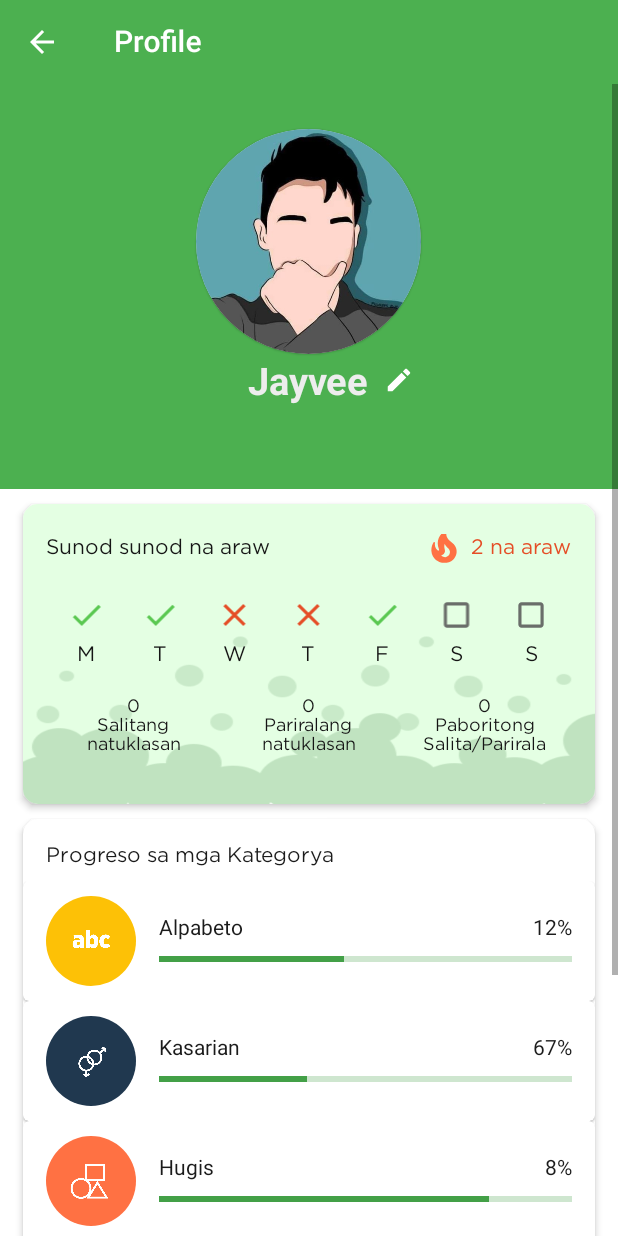
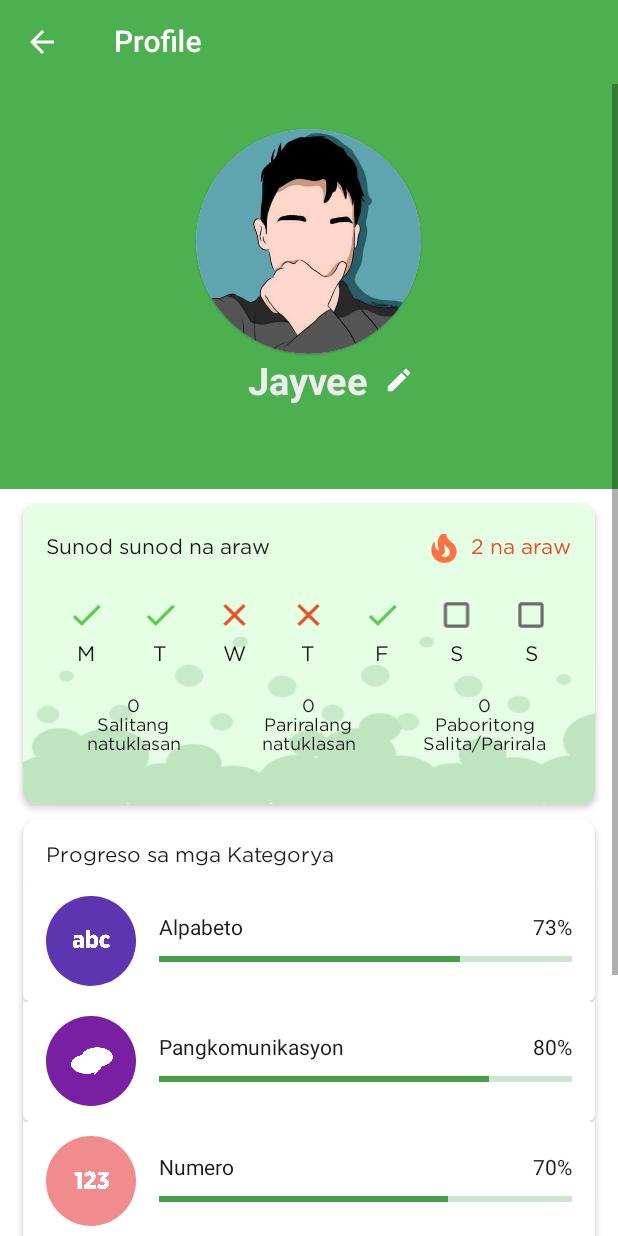
Before and after one commit to Jayveeeee24/iSpeak-Signs, an Android app: the screen it shows after launch (MainActivity), after a tap on "Profile", on a phone screen of 412 x 824 dp. Run offline under Robolectric (Android 15) with nearby library versions, the phone set to English and light mode, and no system bars; our stand-ins replace navigation-ui.

Commit message:
v1.1r3 4/1

```diff
--- /dev/null
+++ b/app/src/main/java/com/artemis/ispeaksigns/DBHelper.java
@@ -0,0 +1,95 @@
+package com.artemis.ispeaksigns;
+
+import android.content.ContentValues;
+import android.content.Context;
+import android.database.Cursor;
+import android.database.sqlite.SQLiteDatabase;
+import android.database.sqlite.SQLiteOpenHelper;
+import android.util.Log;
+
+import java.util.ArrayList;
+
+public class DBHelper extends SQLiteOpenHelper {
+
+    public static final String DATABASE_NAME = "iSpeakDB";
+
+    public DBHelper(Context context) {
+        super(context, DATABASE_NAME, null, 1);
+    }
+
+    @Override
+    public void onCreate(SQLiteDatabase DB) {
+        DB.execSQL("create Table IF NOT EXISTS CategoryTable(categoryName TEXT primary key, categoryColor TEXT, categoryTotalItems TEXT, categoryType TEXT, imageURL TEXT, categoryProgress INTEGER)");
+        String[] bgColors = new String[]{
+                        "outrageous_orange", "auburn", "bright_navy_blue", "jungle_green", "plump_purple",
+                        "tulip", "japanese_indigo", "silver_lake_blue", "pink", "blue_cola",
+                        "golden_puppy", "cornflower_blue", "flame", "apple", "may_green"};
+        int[] itemCount = new int[]{7, 12, 7, 7, 26, 10, 7, 5, 7,
+                                     6, 11, 8, 6, 4, 6};
+        String[] categoryName = new String[]{
+                        "Araw ng Linggo", "Buwan", "Lugar", "Emosyon", "Alpabeto",
+                        "Numero", "Hayop", "Hugis", "Kulay", "Prutas",
+                        "Gulay", "Parte ng Katawan", "Sasakyan", "Kasarian", "Miyembro ng Pamilya"  };
+        String categorytype = "Salita";
+        String[] imageURL = new String[]{
+                "ic_araw_ng_linggo", "ic_buwan", "ic_lugar", "ic_emosyon", "ic_alpabeto",
+                "ic_numero", "ic_hayop", "ic_hugis", "ic_kulay", "ic_prutas",
+                "ic_gulay", "ic_parte_ng_katawan", "ic_sasakyan", "ic_kasarian", "ic_miyembro_ng_pamilya"
+        };
+        int[] progress = new int[]{3, 5, 7, 7, 19, 7, 3, 1, 0, 4, 5, 7, 3, 4, 1};
+
+        for (int i = 0; i<categoryName.length; i++){
+            ContentValues values = new ContentValues();
+            values.put("categoryName", categoryName[i]);
+            values.put("categoryColor", bgColors[i]);
+            values.put("categoryTotalItems", itemCount[i]);
+            values.put("categoryType", categorytype);
+            values.put("imageURL", imageURL[i]);
+            values.put("categoryProgress", progress[i]);
+            DB.insert("CategoryTable", null, values);
+        }
+        String[] bgVideoColors = new String[]{"veronese_green", "violet_blue", "grape"};
+        int[] itemVideoCount = new int[]{6, 7, 10};
+        String[] categoryVideoName = new String[]{"Pagbati", "Pang-Emergency", "Pangkomunikasyon"};
+        String[] imageVideoURL = new String[]{
+          "ic_pagbati", "ic_pang_emergency", "ic_pangkomunikasyon"
+        };
+        int[] categoryVideoProgress = new int[]{3, 4, 8};
+        String categoryVideotype = "Parirala";
+
+        for (int i = 0; i<categoryVideoName.length; i++){
+            ContentValues values = new ContentValues();
+            values.put("categoryName", categoryVideoName[i]);
+            values.put("categoryColor", bgVideoColors[i]);
+            values.put("categoryTotalItems", itemVideoCount[i]);
+            values.put("categoryType", categoryVideotype);
+            values.put("imageURL", imageVideoURL[i]);
+            values.put("categoryProgress", categoryVideoProgress[i]);
+            DB.insert("CategoryTable", null, values);
+        }
+
+
+    }
+
+    @Override
+    public void onUpgrade(SQLiteDatabase DB, int i, int i1) {
+        DB.execSQL("drop Table if exists CategoryTable");
+    }
+
+
+    public Cursor getAllCategory(String categoryType, String modifier){
+        SQLiteDatabase DB = this.getWritableDatabase();
+        if (modifier.equals("Learn")){
+            return DB.rawQuery("Select categoryName, categoryColor, categoryTotalItems, categoryType from CategoryTable WHERE categoryType=? ORDER BY categoryName ASC", new String[]{categoryType});
+        }else if (modifier.equals("By5")){
+            return DB.rawQuery("Select * from CategoryTable WHERE categoryType=? ORDER BY categoryName ASC LIMIT 5", new String[]{categoryType});
+        }
+        else if (modifier.equals("Profile")){
+            return DB.rawQuery("Select * from CategoryTable WHERE categoryProgress != categoryTotalItems AND categoryProgress != 0 ORDER BY categoryProgress DESC LIMIT 5", null);
+        }
+        else {
+            return DB.rawQuery("Select * from CategoryTable ORDER BY categoryName ASC", null);
+        }
+
+    }
+}
--- a/app/src/main/java/com/artemis/ispeaksigns/main_fragments/nav_profile.java
+++ b/app/src/main/java/com/artemis/ispeaksigns/main_fragments/nav_profile.java
@@ -1,6 +1,7 @@
 package com.artemis.ispeaksigns.main_fragments;
 
 import android.content.Context;
+import android.database.Cursor;
 import android.os.Bundle;
 
 import androidx.annotation.NonNull;
@@ -11,6 +12,7 @@ import androidx.navigation.Navigation;
 import androidx.recyclerview.widget.LinearLayoutManager;
 import androidx.recyclerview.widget.RecyclerView;
 
+import android.util.Log;
 import android.view.KeyEvent;
 import android.view.LayoutInflater;
 import android.view.View;
@@ -22,6 +24,7 @@ import android.widget.ImageView;
 import android.widget.TextView;
 import android.widget.Toast;
 
+import com.artemis.ispeaksigns.DBHelper;
 import com.artemis.ispeaksigns.R;
 import com.artemis.ispeaksigns.adapter_list_profile.ProfileProgressItem;
 import com.artemis.ispeaksigns.adapter_list_profile.ProfileProgressListAdapter;
@@ -37,12 +40,13 @@ public class nav_profile extends Fragment {
     TextView editUserTextView;
     RecyclerView profileRecycler;
     CardView profileSeeMore;
+    DBHelper DB;
     @Override
     public View onCreateView(LayoutInflater inflater, ViewGroup container,
                              Bundle savedInstanceState) {
         view = inflater.inflate(R.layout.fragment_profile, container, false);
         context = container.getContext();
-
+        DB = new DBHelper(context);
         return view;
     }
 
@@ -59,43 +63,53 @@ public class nav_profile extends Fragment {
     private void InitializeRecycler()
     {
         ArrayList<ProfileProgressItem> profileProgressItems = new ArrayList<>();
+        profileRecycler.setNestedScrollingEnabled(false);
 
-        //TODO change this into database dependent resources
-        String[] categoryName = new String[]
-                {"Alpabeto", "Kasarian", "Hugis", "Araw ng Linggo", "Miyembro ng Pamilya"};
-        String[] imageUrls = new String[]
-                {"ic_alpabeto", "ic_kasarian", "ic_hugis", "ic_araw_ng_linggo", "ic_miyembro_ng_pamilya"};
-        String [] bgColors = new String[]
-                {"golden_puppy", "japanese_indigo", "outrageous_orange", "apple", "plump_purple"};
+        Cursor profileSeeMoreCursor = DB.getAllCategory("haha", "Profile");
 
+        String[] categoryName = new String[profileSeeMoreCursor.getCount()];
+        String[] imageUrls = new String[categoryName.length];
+        String [] bgColors = new String[categoryName.length];
         int[] images = new int[imageUrls.length];
-        for (int i = 0; i<imageUrls.length; i++) {
-            images[i] = getResources().getIdentifier(imageUrls[i], "drawable", context.getPackageName());
+        int[] colors = new int[bgColors.length];
+        String[] categoryTotal = new String[categoryName.length];
+        int[] categoryProgress = new int[categoryName.length];
+        int[] categoryPercent = new int[categoryProgress.length];
+        String[] categoryType = new String[categoryName.length];
+        String[] categoryPercentConverted = new String[categoryPercent.length];
+
+//        FunctionHelper functionHelper = new FunctionHelper();
+//        for (int i = 0; i<categoryName.length; i++){
+//            imageUrls[i] = functionHelper.getImageLogo(categoryName[i]);
+//        }
+        if (profileSeeMoreCursor.getCount() == 0){
+            Toast.makeText(context, "Ang database ay walang laman, Pakiulit na lamang", Toast.LENGTH_SHORT).show();
+            return;
+        }else{
+            int i = 0;
+            while(profileSeeMoreCursor.moveToNext()){
+                categoryName[i] = profileSeeMoreCursor.getString(0);
+                bgColors[i] = profileSeeMoreCursor.getString(1);
+                categoryTotal[i] = profileSeeMoreCursor.getString(2);
+                categoryType[i] = profileSeeMoreCursor.getString(3);
+                imageUrls[i] = profileSeeMoreCursor.getString(4);
+                categoryProgress[i] = profileSeeMoreCursor.getInt(5);
+                i++;
+            }
         }
 
-        int[] colors = new int[bgColors.length];
-        for (int i = 0; i<bgColors.length; i++) {
+        for (int i = 0; i<categoryName.length; i++){
+            categoryPercent[i] = categoryProgress[i] * 100/Integer.parseInt(categoryTotal[i]);
+            images[i] = getResources().getIdentifier(imageUrls[i], "drawable", context.getPackageName());
             colors[i] = getResources().getIdentifier(bgColors[i], "color", context.getPackageName());
+            categoryPercentConverted[i] = categoryPercent[i] + "%";
+
         }
-
-        int[] categoryProgress = new int[] {45, 36, 80, 100, 0};
-        int[] categoryPercent = new int[] {12, 67, 8, 90, 0};
-
-        String[] categoryPercentConverted = new String[categoryPercent.length];
-
-        for (int i = 0; i<categoryPercent.length; i++)
-        {
-            categoryPercentConverted[i] = categoryPercent[i] + "%";
-        }
-
-        String[] categoryType = new String[]{
-            "Salita", "Parirala", "Salita", "Salita", "Parirala"
-        };
 
         for (int i = 0; i<categoryName.length; i++)
         {
             profileProgressItems.add(new ProfileProgressItem(colors[i], images[i], categoryName[i],
-                    categoryPercentConverted[i], categoryProgress[i], categoryType[i]));
+                    categoryPercentConverted[i], categoryPercent[i], categoryType[i]));
         }
 
         ProfileProgressListAdapter adapter = new ProfileProgressListAdapter();
--- a/app/src/main/res/layout/item_progress_profile.xml
+++ b/app/src/main/res/layout/item_progress_profile.xml
@@ -32,7 +32,7 @@
                     android:id="@+id/profile_progress_item_image"
                     android:layout_width="match_parent"
                     android:layout_height="match_parent"
-                    android:src="@drawable/ic_pang_komunikasyon"
+                    android:src="@drawable/ic_pangkomunikasyon"
                     android:tint="@color/white"/>
 
             </RelativeLayout>
```
Also changed, not shown: app/src/main/java/com/artemis/ispeaksigns/adapter_list_learn/LearnWordRecyclerAdapter.java (+6 -2 lines), app/src/main/java/com/artemis/ispeaksigns/main_fragments/nav_learn.java (+46 -68 lines), app/src/main/java/com/artemis/ispeaksigns/sub_fragments/profile_see_more.java (+42 -49 lines), app/src/main/res/layout/fragment_learn.xml (+5 -3 lines), app/src/main/res/values/color_categories.xml (+2 -5 lines), app/src/main/res/drawable/ic_pangkomunikasyon.png (renamed from app/src/main/res/drawable/ic_pang_komunikasyon.png), 2 other files.
